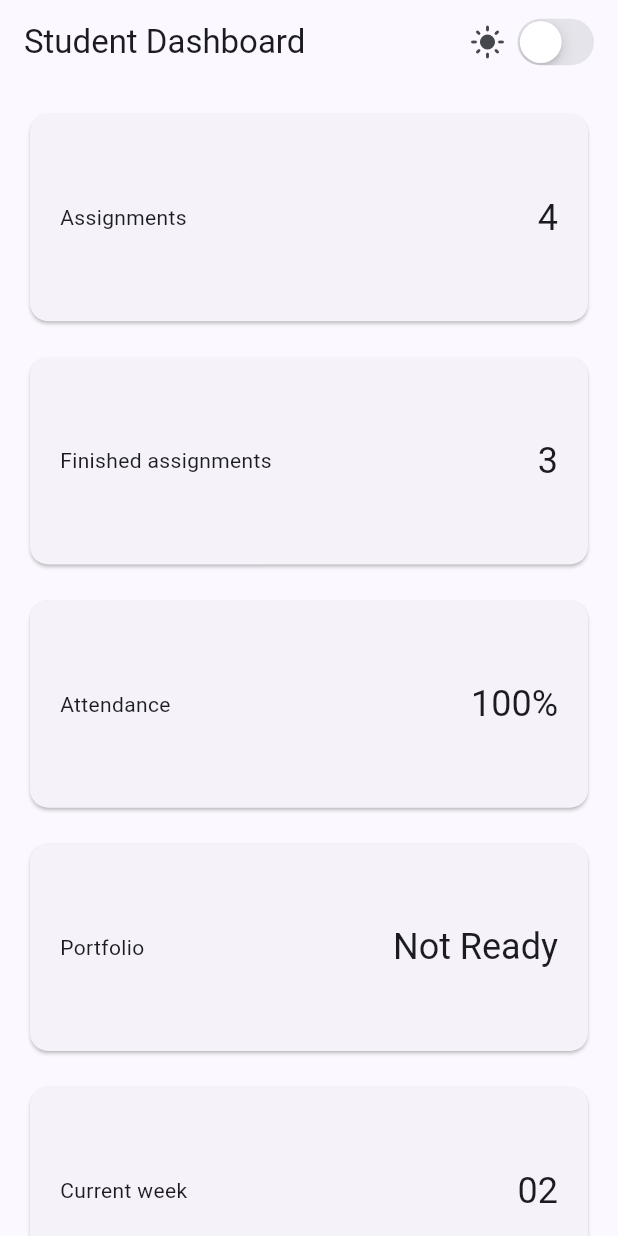
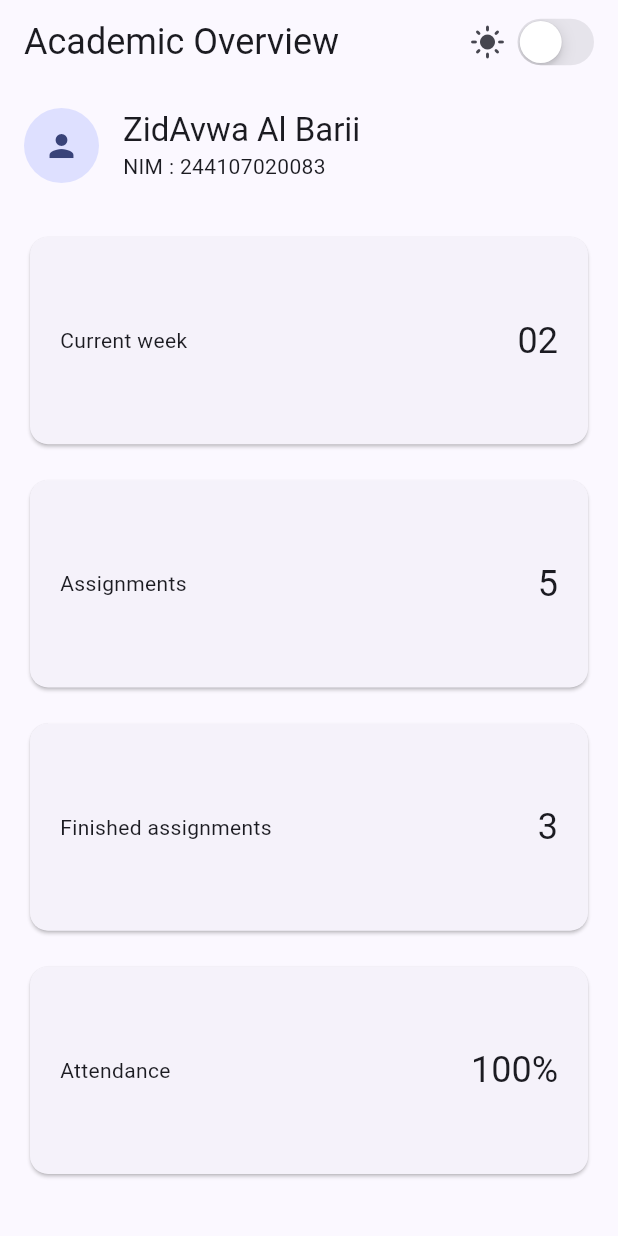
Before and after one commit to ZidAvwa/244107020083-mobile-course, a Flutter app: the screen it shows after launch, on a phone screen of 412 x 824 dp. Run offline on Flutter 3.47's test engine with Material 3 defaults, Android fonts, the phone set to English and light mode, and no system bars.

Commit message:
Second Week : Main Assignment Code Before Test

```diff
--- a/02-week-2-declarative-ui-responsive-design/lib/main.dart
+++ b/02-week-2-declarative-ui-responsive-design/lib/main.dart
@@ -18,7 +18,11 @@ class _DashboardAppState extends State<DashboardApp> {
     return MaterialApp(
       debugShowCheckedModeBanner: false,
       theme: ThemeData(useMaterial3: true, colorSchemeSeed: Colors.indigo),
-      darkTheme: ThemeData(useMaterial3: true, brightness: Brightness.dark, colorSchemeSeed: Colors.indigo),
+      darkTheme: ThemeData(
+        useMaterial3: true,
+        brightness: Brightness.dark,
+        colorSchemeSeed: Colors.indigo,
+      ),
       themeMode: isDark ? ThemeMode.dark : ThemeMode.light,
       home: DashboardPage(
         isDark: isDark,
@@ -41,22 +45,47 @@ class DashboardPage extends StatelessWidget {
   Widget build(BuildContext context) {
     return Scaffold(
       appBar: AppBar(
-        title: const Text('Student Dashboard'),
+        title: const Text('Academic Overview'),
+        titleTextStyle: Theme.of(context).textTheme.headlineSmall,
         actions: [
           Row(
             children: [
               Icon(isDark ? Icons.dark_mode : Icons.light_mode),
               const SizedBox(width: 4),
-              CupertinoSwitch(
-                value: isDark,
-                onChanged: onDarkChanged,
+              Semantics(
+                label: 'Toggle theme',
+                child: CupertinoSwitch(value: isDark, onChanged: onDarkChanged),
               ),
               const SizedBox(width: 12),
             ],
           ),
         ],
       ),
-      body: LayoutBuilder(
+      body: Column(
+        children: [
+          Container(
+            padding: const EdgeInsets.all(16),
+            child: Row(
+              children: [
+                const CircleAvatar(radius: 25, child: Icon(Icons.person)),
+                const SizedBox(width: 16),
+                Expanded(
+                  child: Column(
+                    crossAxisAlignment: CrossAxisAlignment.start,
+                    children: [
+                      Text(
+                        'ZidAvwa Al Barii',
+                        style: Theme.of(context).textTheme.titleLarge,
+                      ),
+                      const Text('NIM : 244107020083'),
+                    ],
+                  ),
+                ),
+              ],
+            ),
+          ),
+          Expanded(
+            child: LayoutBuilder(
               builder: (context, constraints) {
                 final columns = constraints.maxWidth >= 700 ? 2 : 1;
                 return GridView.count(
@@ -66,14 +95,16 @@ class DashboardPage extends StatelessWidget {
                   mainAxisSpacing: 16,
                   childAspectRatio: 2.6,
                   children: const [
-              DashboardCard(title: 'Assignments', value: '4', ),
+                    DashboardCard(title: 'Current week', value: '02'),
+                    DashboardCard(title: 'Assignments', value: '5'),
                     DashboardCard(title: 'Finished assignments', value: '3'),
                     DashboardCard(title: 'Attendance', value: '100%'),
-              DashboardCard(title: 'Portfolio', value: 'Not Ready'),
-              DashboardCard(title: 'Current week', value: '02'),
                   ],
                 );
               },
+            ),
+          ),
+        ],
       ),
     );
   }
@@ -85,6 +116,16 @@ class DashboardCard extends StatelessWidget {
   final String value;
   @override
   Widget build(BuildContext context) {
-    return Card(child: Padding(padding: const EdgeInsets.all(20), child: Row(children: [Expanded(child: Text(title)), Text(value, style: Theme.of(context).textTheme.headlineSmall)])));
+    return Card(
+      child: Padding(
+        padding: const EdgeInsets.all(20),
+        child: Row(
+          children: [
+            Expanded(child: Text(title)),
+            Text(value, style: Theme.of(context).textTheme.headlineSmall),
+          ],
+        ),
+      ),
+    );
   }
 }
```
Also changed, not shown: 3 other files. Lines whose indentation alone changed are shown as unchanged.
